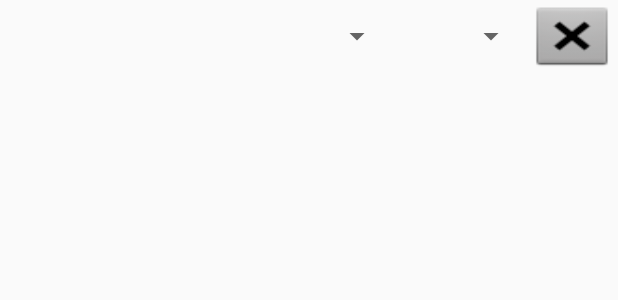
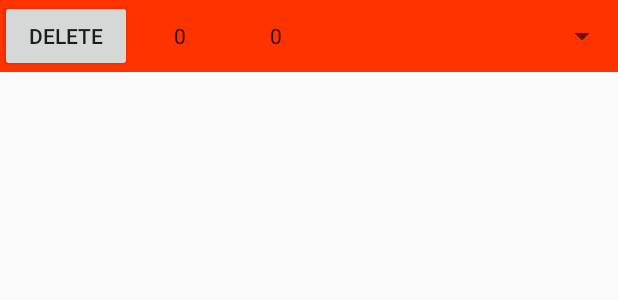
Before and after one commit to FigyTuna/ProjectsEveryDay, an Android app: the layout item_entry.xml on its own in the app's theme, with its tools: preview values and no code run, on a phone screen of 412 x 824 dp. Shown: the top 300 px of the screen. Run offline under Robolectric (Android 15) with nearby library versions, the phone set to English and light mode, and no system bars.

Commit message:
Finished main functionality.

```diff
--- a/app/src/main/java/com/figytuna/projectseveryday/ProjectsActivity.java
+++ b/app/src/main/java/com/figytuna/projectseveryday/ProjectsActivity.java
@@ -1,12 +1,8 @@
 package com.figytuna.projectseveryday;
 
-import android.content.DialogInterface;
-import android.support.v7.app.AlertDialog;
 import android.support.v7.app.AppCompatActivity;
 import android.os.Bundle;
-import android.text.InputFilter;
 import android.view.View;
-import android.widget.EditText;
 import android.widget.ListView;
 
 public class ProjectsActivity extends AppCompatActivity {
--- a/app/src/main/java/com/figytuna/projectseveryday/ProjectsListAdapter.java
+++ b/app/src/main/java/com/figytuna/projectseveryday/ProjectsListAdapter.java
@@ -66,6 +66,7 @@ public class ProjectsListAdapter extends ArrayAdapter<DBProject> {
     input.setFilters (new InputFilter[] { new InputFilter.LengthFilter (
         DatabaseHandler.DEFAULT_MAX_LENGTH) });
     input.setSingleLine();
+    input.setText (project.getTitle());
 
     renameDialog.setTitle(R.string.sRenameProjectAlertTitle);
     renameDialog.setView(input);
--- a/app/src/main/res/layout/activity_main.xml
+++ b/app/src/main/res/layout/activity_main.xml
@@ -12,15 +12,17 @@
         android:onClick="onClickDate"/>
 
     <ListView
+        android:id="@+id/list_entries"
         android:layout_width="match_parent"
         android:layout_height="match_parent"
-        android:layout_below="@+id/btnDate"
-        android:layout_above="@+id/btnAddEntry"/>
+        android:layout_above="@+id/btnAddEntry"
+        android:layout_below="@+id/btnDate"/>
 
     <Button
         android:id="@+id/btnAddEntry"
         android:layout_width="match_parent"
         android:layout_height="wrap_content"
         android:layout_alignParentBottom="true"
+        android:onClick="onClickAdd"
         android:text="@string/sAddEntryButton"/>
 </RelativeLayout>
--- a/app/src/main/res/layout/item_entry.xml
+++ b/app/src/main/res/layout/item_entry.xml
@@ -1,35 +1,46 @@
 <?xml version="1.0" encoding="utf-8"?>
 <LinearLayout xmlns:android="http://schemas.android.com/apk/res/android"
               android:layout_width="match_parent"
-              android:layout_height="wrap_content">
-
-    <TextView
-        android:id="@+id/txtProject"
-        android:layout_width="wrap_content"
-        android:layout_height="match_parent"
-        android:layout_gravity="start"
-        android:layout_weight=".50"
-        android:textAlignment="viewStart"
-        android:textAppearance="@style/TextAppearance.AppCompat.Menu"
-        android:textColor="@color/colorText"
-        android:textSize="24sp"/>
-
-    <Spinner
-        android:id="@+id/spinnerHour"
-        android:layout_width="wrap_content"
-        android:layout_height="match_parent"
-        android:layout_weight=".12"/>
-
-    <Spinner
-        android:id="@+id/spinnerMinute"
-        android:layout_width="wrap_content"
-        android:layout_height="match_parent"
-        android:layout_weight=".12"/>
+              android:layout_height="wrap_content"
+              android:background="@color/colorAccent">
 
     <Button
         android:id="@+id/btnDelete"
-        android:layout_width="60dp"
+        android:layout_width="wrap_content"
         android:layout_height="wrap_content"
-        android:background="@android:drawable/btn_dialog"/>
+        android:text="@string/sTempDeleteButton"/>
+
+    <LinearLayout
+        android:layout_width="wrap_content"
+        android:layout_height="match_parent"
+        android:orientation="vertical">
+
+        <NumberPicker
+            android:id="@+id/pickerHour"
+            android:layout_width="wrap_content"
+            android:layout_height="0dp"
+            android:layout_weight="1"
+            />
+    </LinearLayout>
+
+    <LinearLayout
+        android:layout_width="wrap_content"
+        android:layout_height="match_parent"
+        android:orientation="vertical">
+
+        <NumberPicker
+            android:id="@+id/pickerMinute"
+            android:layout_width="wrap_content"
+            android:layout_height="0dp"
+            android:layout_weight="1"
+            />
+
+    </LinearLayout>
+
+    <Spinner
+        android:id="@+id/spinnerProject"
+        android:layout_width="0dp"
+        android:layout_height="match_parent"
+        android:layout_weight="1"/>
 
 </LinearLayout>
--- a/app/src/main/res/values/strings.xml
+++ b/app/src/main/res/values/strings.xml
@@ -5,7 +5,10 @@
     <string name="sResetDatabase">Reset Everything!</string>
     <string name="sSettings">Settings</string>
     <string name="sEditProjects">Edit List of Projects</string>
+
     <string name="sAddEntryButton">Add Project For Today</string>
+    <string name="sHour">Hour</string>
+    <string name="sMinute">Minute</string>
 
     <string name="sDatabaseResetConfirmation">Are you sure you want to reset all data?</string>
 
```
Also changed, not shown: app/src/main/java/com/figytuna/projectseveryday/DBEntry.java (+50 -2 lines), app/src/main/java/com/figytuna/projectseveryday/DBProject.java (+4 -4 lines), app/src/main/java/com/figytuna/projectseveryday/DatabaseHandler.java (+67 -11 lines), app/src/main/java/com/figytuna/projectseveryday/EntryListAdapter.java (added, +113 -0 lines), app/src/main/java/com/figytuna/projectseveryday/MainActivity.java (+34 -29 lines).
